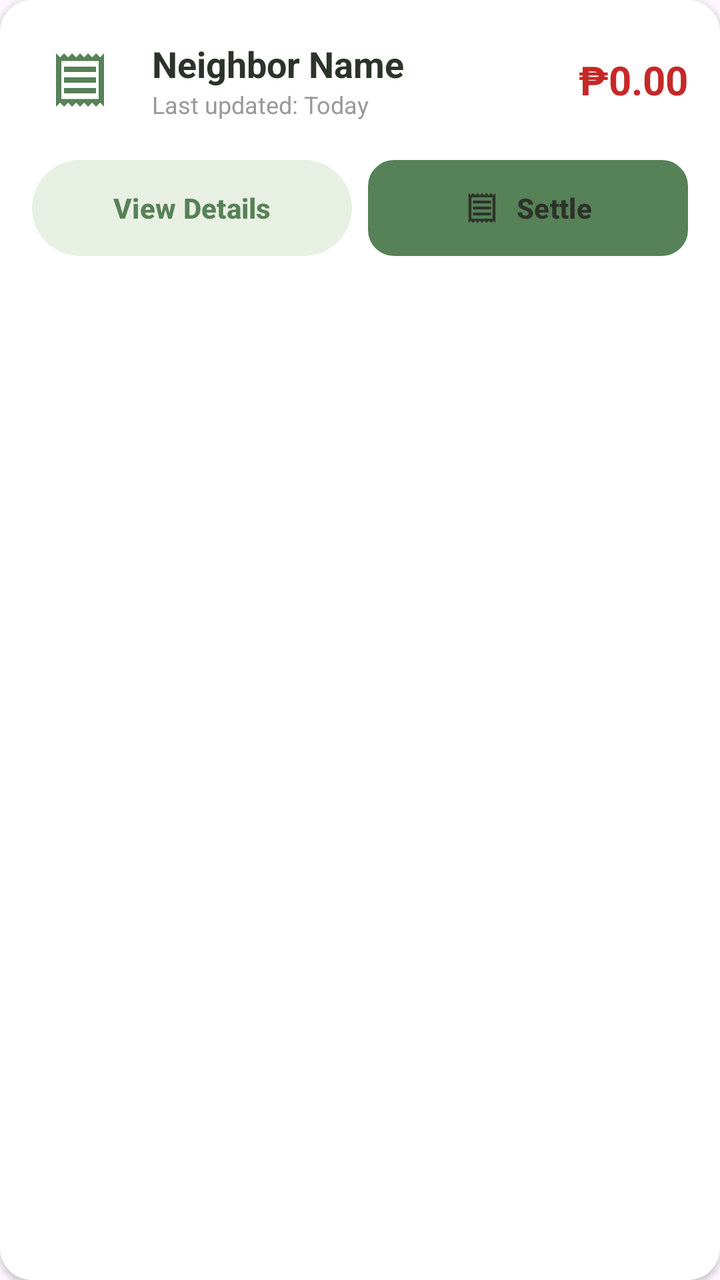
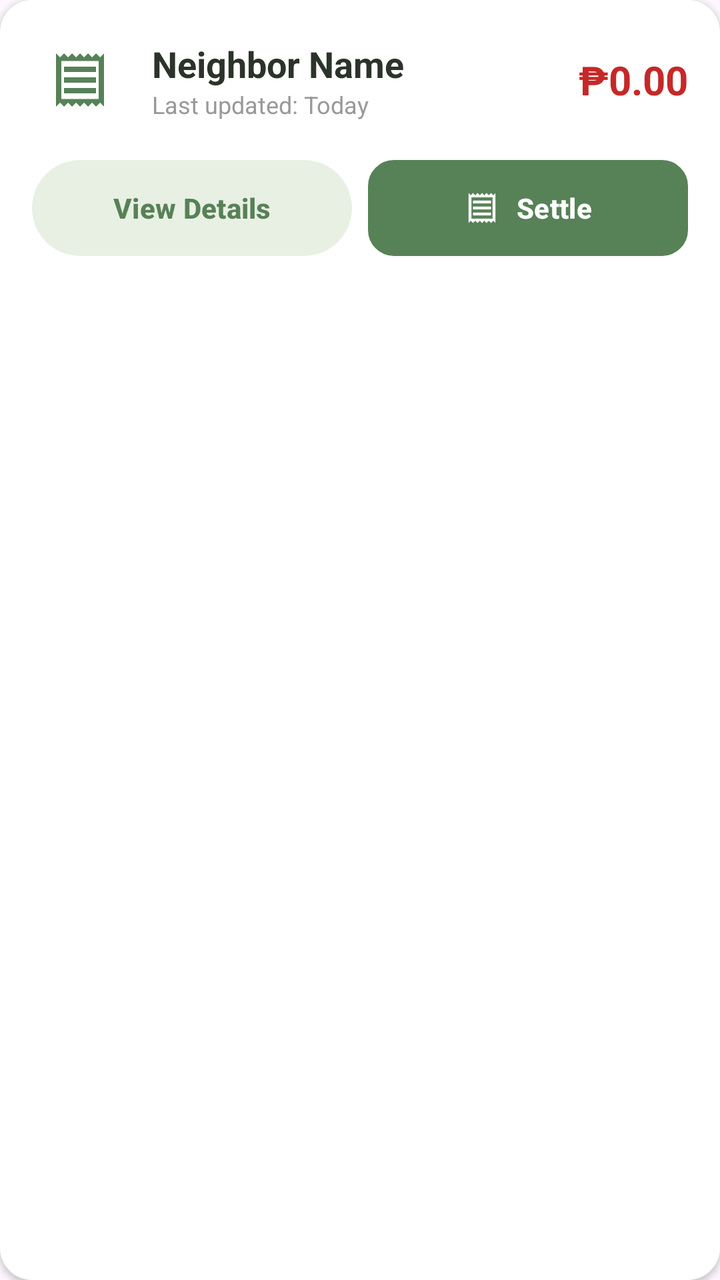

Compare the two renders of this Android layout. The source of the first and the diff that turns it into the second are given below.
<!-- AndroidManifest.xml: application theme Theme.SariSariStoreApp -->
<!-- res/layout/item_utang_card.xml -->
<?xml version="1.0" encoding="utf-8"?>
<LinearLayout xmlns:android="http://schemas.android.com/apk/res/android"
    xmlns:app="http://schemas.android.com/apk/res-auto"
    android:layout_width="match_parent"
    android:layout_height="wrap_content"
    android:layout_marginBottom="12dp"
    android:background="@drawable/bg_card_rounded"
    android:orientation="vertical"
    android:padding="16dp"
    android:elevation="2dp">

    <LinearLayout
        android:layout_width="match_parent"
        android:layout_height="wrap_content"
        android:gravity="center_vertical"
        android:orientation="horizontal">

        <ImageView
            android:layout_width="48dp"
            android:layout_height="48dp"
            android:background="@drawable/bg_circle_white"
            android:padding="8dp"
            android:src="@drawable/ic_receipt"
            app:tint="@color/kanto_primary" />

        <LinearLayout
            android:layout_width="0dp"
            android:layout_height="wrap_content"
            android:layout_marginStart="12dp"
            android:layout_weight="1"
            android:orientation="vertical">

            <TextView
                android:id="@+id/tvNeighborName"
                android:layout_width="wrap_content"
                android:layout_height="wrap_content"
                android:text="Neighbor Name"
                android:textColor="@color/kanto_text_head"
                android:textSize="18sp"
                android:textStyle="bold" />

            <TextView
                android:id="@+id/tvLastUpdated"
                android:layout_width="wrap_content"
                android:layout_height="wrap_content"
                android:text="Last updated: Today"
                android:textColor="#999999"
                android:textSize="12sp" />
        </LinearLayout>

        <TextView
            android:id="@+id/tvNeighborBalance"
            android:layout_width="wrap_content"
            android:layout_height="wrap_content"
            android:text="₱0.00"
            android:textColor="#C62828"
            android:textSize="20sp"
            android:textStyle="bold" />
    </LinearLayout>

    <LinearLayout
        android:layout_width="match_parent"
        android:layout_height="wrap_content"
        android:layout_marginTop="16dp"
        android:orientation="horizontal">

        <Button
            android:id="@+id/btnViewDetails"
            android:layout_width="0dp"
            android:layout_height="48dp"
            android:layout_weight="1"
            android:insetTop="0dp"
            android:insetBottom="0dp"
            android:background="@drawable/bg_rounded_button"
            android:text="View Details"
            android:textColor="@color/kanto_primary"
            android:textStyle="bold"
            app:backgroundTint="#E8F0E3" />

        <Button
            android:id="@+id/btnSettleDebt"
            android:layout_width="0dp"
            android:layout_height="48dp"
            android:layout_marginStart="8dp"
            android:layout_weight="1"
            android:insetTop="0dp"
            android:insetBottom="0dp"
            android:background="@drawable/bg_spinner_outline"
            android:text="Settle"
            android:textSize="14sp"
            android:textColor="@color/kanto_text_head"
            android:textStyle="bold"
            app:icon="@drawable/ic_receipt"
            app:iconGravity="textStart"
            app:iconTint="@color/kanto_text_head" />
    </LinearLayout>

</LinearLayout>
<!-- resources referenced by this layout -->
<resources>
  <color name="kanto_primary">#578157</color>
  <color name="kanto_text_head">#2C332B</color>
  <!-- drawable bg_card_rounded (drawable) -->
  <?xml version="1.0" encoding="utf-8"?>
  <shape xmlns:android="http://schemas.android.com/apk/res/android">
      <solid android:color="@android:color/white" />
      <corners android:radius="16dp" /> </shape>
  <!-- drawable bg_circle_white (drawable) -->
  <?xml version="1.0" encoding="utf-8"?>
  <shape xmlns:android="http://schemas.android.com/apk/res/android" android:shape="oval">
      <solid android:color="@android:color/white" />
  </shape>
  <!-- drawable bg_rounded_button (drawable) -->
  <?xml version="1.0" encoding="utf-8"?>
  <ripple xmlns:android="http://schemas.android.com/apk/res/android"
      android:color="#33000000"> <item>
      <shape>
          <solid android:color="@color/white" />
          <corners android:radius="24dp" />
      </shape>
  </item>
  
  </ripple>
  <!-- drawable bg_spinner_outline (drawable) -->
  <?xml version="1.0" encoding="utf-8"?>
  <shape xmlns:android="http://schemas.android.com/apk/res/android">
  
      <solid android:color="@color/white" />
  
      <stroke android:width="2dp" android:color="@color/kanto_primary" />
      <corners android:radius="12dp" />
  </shape>
  <!-- drawable ic_receipt (drawable) -->
  <vector xmlns:android="http://schemas.android.com/apk/res/android"
      android:width="24dp"
      android:height="24dp"
      android:viewportWidth="960"
      android:viewportHeight="960">
    <path
        android:pathData="M120,880v-800l60,60 60,-60 60,60 60,-60 60,60 60,-60 60,60 60,-60 60,60 60,-60 60,60 60,-60v800l-60,-60 -60,60 -60,-60 -60,60 -60,-60 -60,60 -60,-60 -60,60 -60,-60 -60,60 -60,-60 -60,60ZM240,680h480v-80L240,600v80ZM240,520h480v-80L240,440v80ZM240,360h480v-80L240,280v80ZM200,764h560v-568L200,196v568ZM200,196v568,-568Z"
        android:fillColor="#578157"/>
  </vector>
  <style name="Theme.SariSariStoreApp" parent="Base.Theme.SariSariStoreApp" />
  <color name="white">#FFFFFF</color>
  <style name="Base.Theme.SariSariStoreApp" parent="Theme.Material3.DayNight.NoActionBar">
          <item name="colorPrimary">@color/kanto_primary</item>
  
          <item name="android:statusBarColor">@color/kanto_primary</item>
          <item name="colorControlActivated">@color/kanto_primary</item>
          <item name="android:windowLightStatusBar">false</item>
      </style>
</resources>

<!-- the commit's change to res/layout/item_utang_card.xml (unified diff, before → after) -->
@@ -88,11 +88,12 @@
             android:background="@drawable/bg_spinner_outline"
             android:text="Settle"
             android:textSize="14sp"
-            android:textColor="@color/kanto_text_head"
+
             android:textStyle="bold"
+            android:textColor="@color/white"
             app:icon="@drawable/ic_receipt"
             app:iconGravity="textStart"
-            app:iconTint="@color/kanto_text_head" />
+            app:iconTint="@color/white" />
     </LinearLayout>
 
 </LinearLayout>
